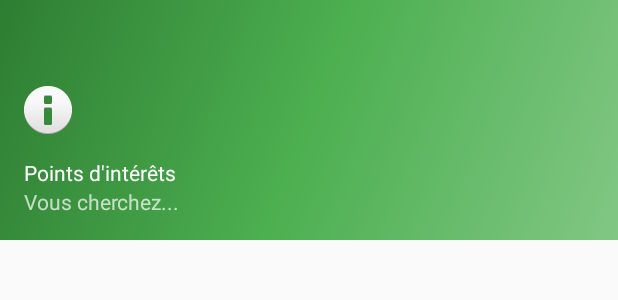
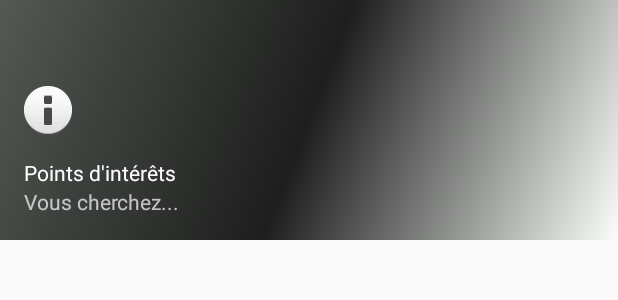
Before and after one commit to Senthene/Get-Your-Way, an Android app: the layout nav_header_main.xml on its own in the app's theme, with its tools: preview values and no code run, on a phone screen of 412 x 824 dp. Shown: the top 300 px of the screen. Run offline under Robolectric (Android 15) with nearby library versions, the phone set to English and light mode, and no system bars.

Commit message:
Modification mineure et changement de la couleur du thème

```diff
--- a/GetYourWay/app/src/main/res/drawable/side_nav_bar.xml
+++ b/GetYourWay/app/src/main/res/drawable/side_nav_bar.xml
@@ -2,8 +2,8 @@
     android:shape="rectangle">
     <gradient
         android:angle="135"
-        android:centerColor="#4CAF50"
-        android:endColor="#2E7D32"
-        android:startColor="#81C784"
+        android:centerColor="#1d1e1d"
+        android:endColor="#535953"
+        android:startColor="#fafdfa"
         android:type="linear" />
 </shape>
--- a/GetYourWay/app/src/main/res/values/colors.xml
+++ b/GetYourWay/app/src/main/res/values/colors.xml
@@ -1,6 +1,6 @@
 <?xml version="1.0" encoding="utf-8"?>
 <resources>
-    <color name="colorPrimary">#3F51B5</color>
-    <color name="colorPrimaryDark">#303F9F</color>
-    <color name="colorAccent">#FF4081</color>
+    <color name="colorPrimary">#0e0e0e</color>
+    <color name="colorPrimaryDark">#32333d</color>
+    <color name="colorAccent">#898888</color>
 </resources>
```
